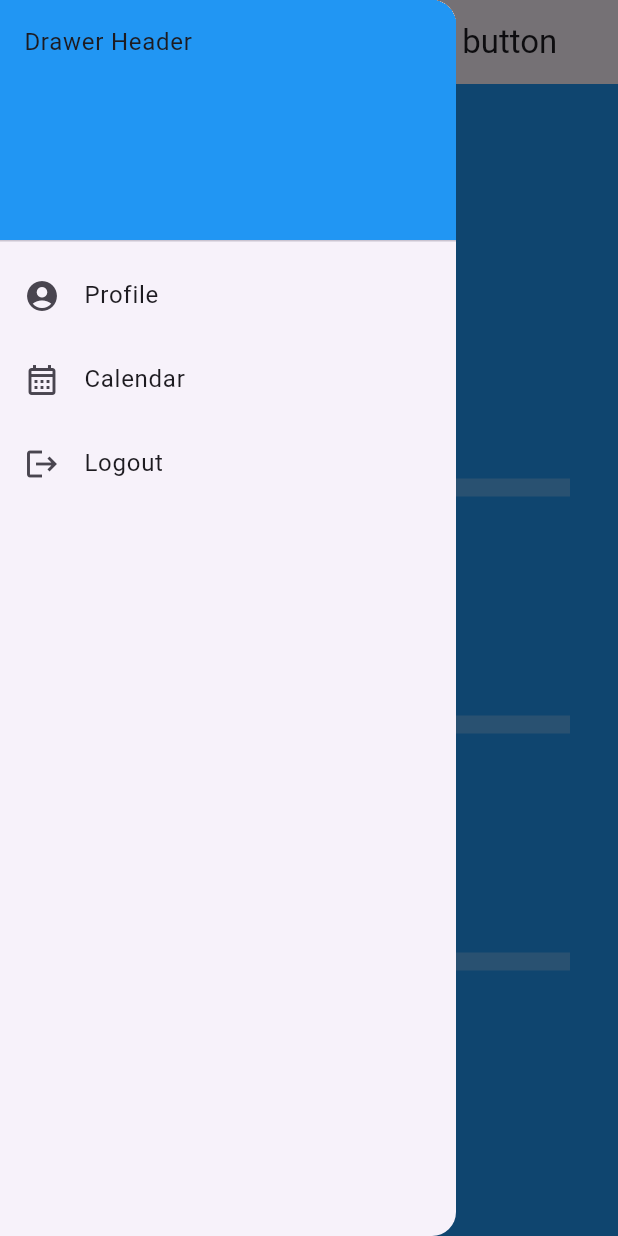
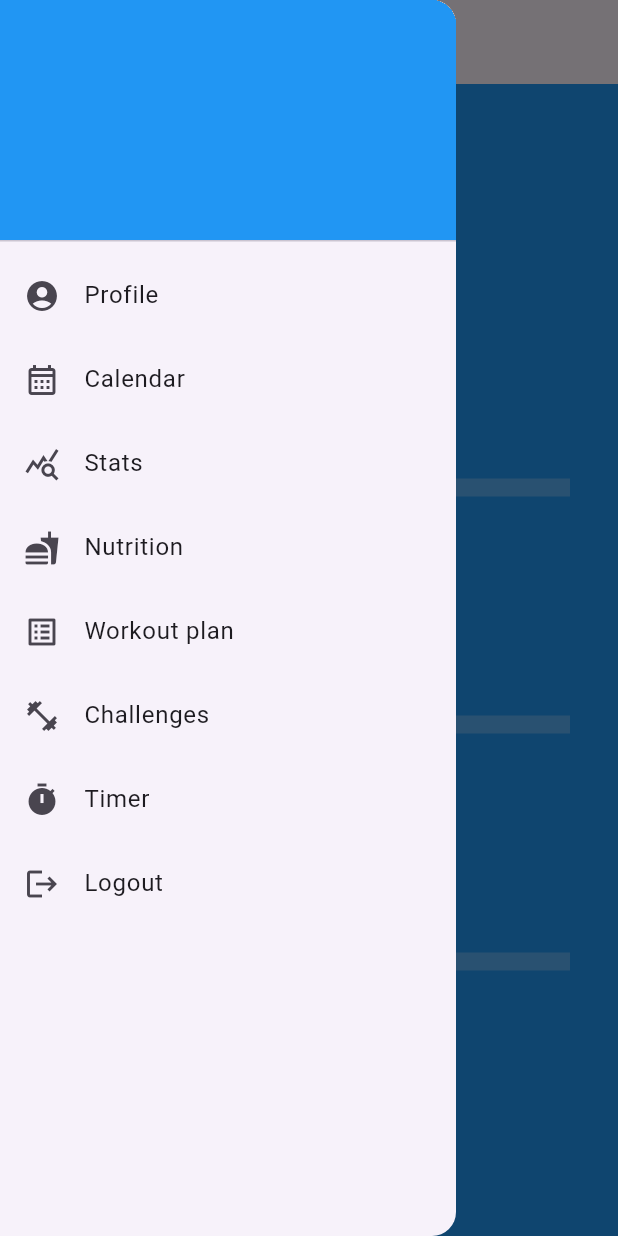
Before and after one commit to ManRi04/FitTrack, a Flutter app: the ScreenSwiperPage screen opened directly, with the side drawer open, on a phone screen of 412 x 824 dp. Run offline on Flutter 3.47's test engine with Material 3 defaults, Android fonts, the light colour scheme and no system bars; our stand-ins replace sqflite, table_calendar; accounts and stored records are empty.

Commit message:
Formatting

```diff
--- a/lib/app/Progress.dart
+++ b/lib/app/Progress.dart
@@ -1,4 +1,6 @@
+import 'package:fit_track/app/Challenges.dart';
 import 'package:fit_track/app/NutritionInput.dart';
+import 'package:fit_track/app/Timer.dart';
 import 'package:fit_track/app/WorkoutPlan.dart';
 import 'package:fit_track/app/calendar.dart';
 import 'package:fit_track/app/login.dart';
@@ -42,14 +44,14 @@ class _ScreenSwiperPageState extends State<ScreenSwiperPage> {
   @override
   Widget build(BuildContext context) {
     return Scaffold(
-      appBar: AppBar(title: const Text('AppBar with hamburger button')),
+      appBar: AppBar(title: const Text('FitTrack', textAlign: TextAlign.right)),
       drawer: Drawer(
         child: ListView(
           padding: EdgeInsets.zero,
           children: [
             const DrawerHeader(
               decoration: BoxDecoration(color: Colors.blue),
-              child: Text('Drawer Header'),
+              child: Text(''),
             ),
             ListTile(
               leading: Icon(Icons.account_circle),
@@ -63,7 +65,7 @@ class _ScreenSwiperPageState extends State<ScreenSwiperPage> {
               },
             ),
             ListTile(
-              leading: Icon(Icons.calendar_month_outlined) ,
+              leading: Icon(Icons.calendar_month_outlined),
               title: const Text("Calendar"),
               onTap: () {
                 // Navigation zur neuen Seite
@@ -74,7 +76,71 @@ class _ScreenSwiperPageState extends State<ScreenSwiperPage> {
               },
             ),
             ListTile(
-              leading: Icon(Icons.logout) ,
+              leading: Icon(Icons.query_stats),
+              title: const Text("Stats"),
+              onTap: () {
+                // Navigation zur neuen Seite
+                Navigator.push(
+                  context,
+                  MaterialPageRoute(
+                    builder: (context) => ScreenSwiperPage(title: widget.title),
+                  ),
+                );
+              },
+            ),
+            ListTile(
+              leading: Icon(Icons.fastfood),
+              title: const Text("Nutrition"),
+              onTap: () {
+                // Navigation zur neuen Seite
+                Navigator.push(
+                  context,
+                  MaterialPageRoute(
+                    builder:
+                        (context) =>
+                            NutritionInputPage(currentDate: widget.title),
+                  ),
+                );
+              },
+            ),
+            ListTile(
+              leading: Icon(Icons.list_alt),
+              title: const Text("Workout plan"),
+              onTap: () {
+                // Navigation zur neuen Seite
+                Navigator.push(
+                  context,
+                  MaterialPageRoute(
+                    builder:
+                        (context) => WorkoutPlanPage(currentDate: widget.title),
+                  ),
+                );
+              },
+            ),
+            ListTile(
+              leading: Icon(Icons.fitness_center),
+              title: const Text('Challenges'),
+              onTap: () {
+                // Navigation zur neuen Seite
+                Navigator.push(
+                  context,
+                  MaterialPageRoute(builder: (context) => ChallengesPage()),
+                );
+              },
+            ),
+            ListTile(
+              leading: Icon(Icons.timer),
+              title: const Text('Timer'),
+              onTap: () {
+                // Navigation zur neuen Seite
+                Navigator.push(
+                  context,
+                  MaterialPageRoute(builder: (context) => TimerPage()),
+                );
+              },
+            ),
+            ListTile(
+              leading: Icon(Icons.logout),
               title: const Text("Logout"),
               onTap: () {
                 // Navigation zur neuen Seite
@@ -89,12 +155,7 @@ class _ScreenSwiperPageState extends State<ScreenSwiperPage> {
       ),
       body: PageView(
         controller: controller,
-        children: [
-          StatsPage(headline: widget.title),
-          NutritionInputPage(currentDate: widget.title),
-          WorkoutPlanPage(currentDate: widget.title),
-
-        ],
+        children: [StatsPage(headline: widget.title)],
       ),
     );
   }
@@ -117,7 +178,6 @@ class _StatsPageState extends State<StatsPage> {
         padding: EdgeInsetsDirectional.fromSTEB(32, 48, 32, 32),
         child: Column(
           children: [
-
             Text(
               widget.headline,
               style: TextStyle(fontSize: 48, color: Color(0xFFFFFFFF)),
@@ -218,7 +278,9 @@ class _SideBarState extends State<SideBar> {
   @override
   Widget build(BuildContext context) {
     return Scaffold(
-      appBar: AppBar(title: const Text('AppBar with hamburger button')),
+      appBar: AppBar(
+        title: const Text('FitTrack', textAlign: TextAlign.center),
+      ),
       drawer: Drawer(
         // Add a ListView to the drawer. This ensures the user can scroll
         // through the options in the drawer if there isn't enough vertical
@@ -229,7 +291,7 @@ class _SideBarState extends State<SideBar> {
           children: [
             const DrawerHeader(
               decoration: BoxDecoration(color: Colors.blue),
-              child: Text('Drawer Header'),
+              child: Text(''),
             ),
             ListTile(
               title: const Text('Item 1'),
@@ -270,7 +332,7 @@ class _OptionSideBarState extends State<OptionSideBar> {
           children: [
             const DrawerHeader(
               decoration: BoxDecoration(color: Colors.blue),
-              child: Text('Drawer Header'),
+              child: Text(''),
             ),
             ListTile(
               title: const Text('Item 1'),
@@ -287,7 +349,6 @@ class _OptionSideBarState extends State<OptionSideBar> {
           ],
         ),
       ),
-
     );
   }
 }
--- a/lib/app/calendar.dart
+++ b/lib/app/calendar.dart
@@ -90,7 +90,8 @@ class _CalendarPageState extends State<CalendarPage> {
                 Navigator.push(
                   context,
                   MaterialPageRoute(
-                    builder: (context) => ScreenSwiperPage(title: clickedDayDate),
+                    builder:
+                        (context) => ScreenSwiperPage(title: clickedDayDate),
                   ),
                 );
               },
--- a/lib/app/login.dart
+++ b/lib/app/login.dart
@@ -73,7 +73,8 @@ class _LoginScreenState extends State<LoginScreen> {
                       Navigator.push(
                         context,
                         MaterialPageRoute(
-                          builder: (context) => ScreenSwiperPage(title: "Today"),
+                          builder:
+                              (context) => ScreenSwiperPage(title: "Today"),
                         ),
                       );
                     },
```
